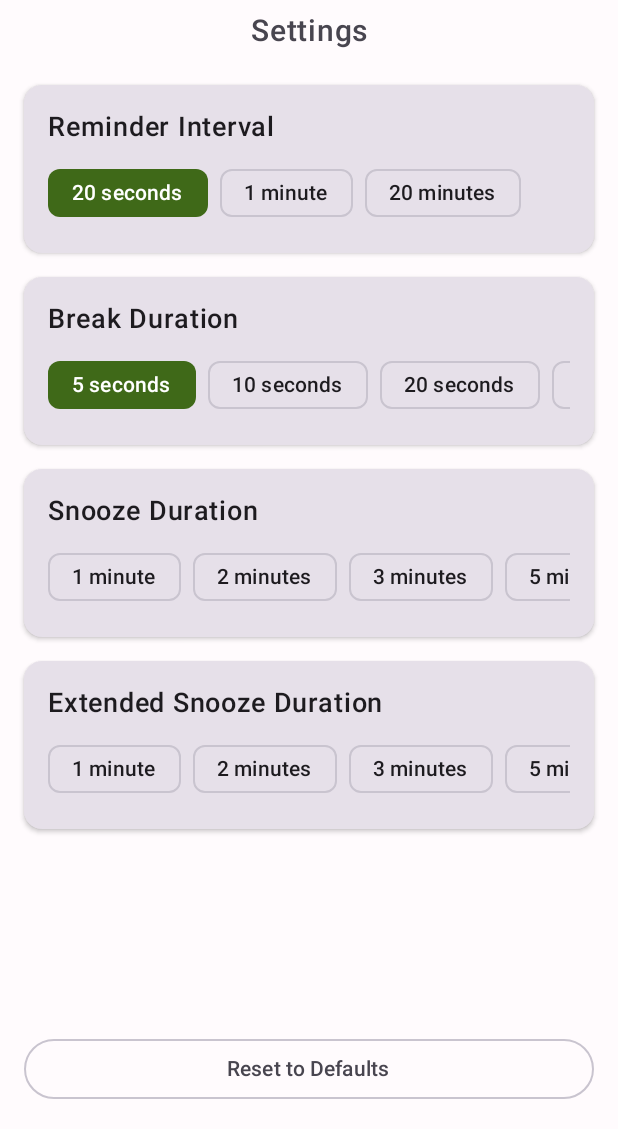
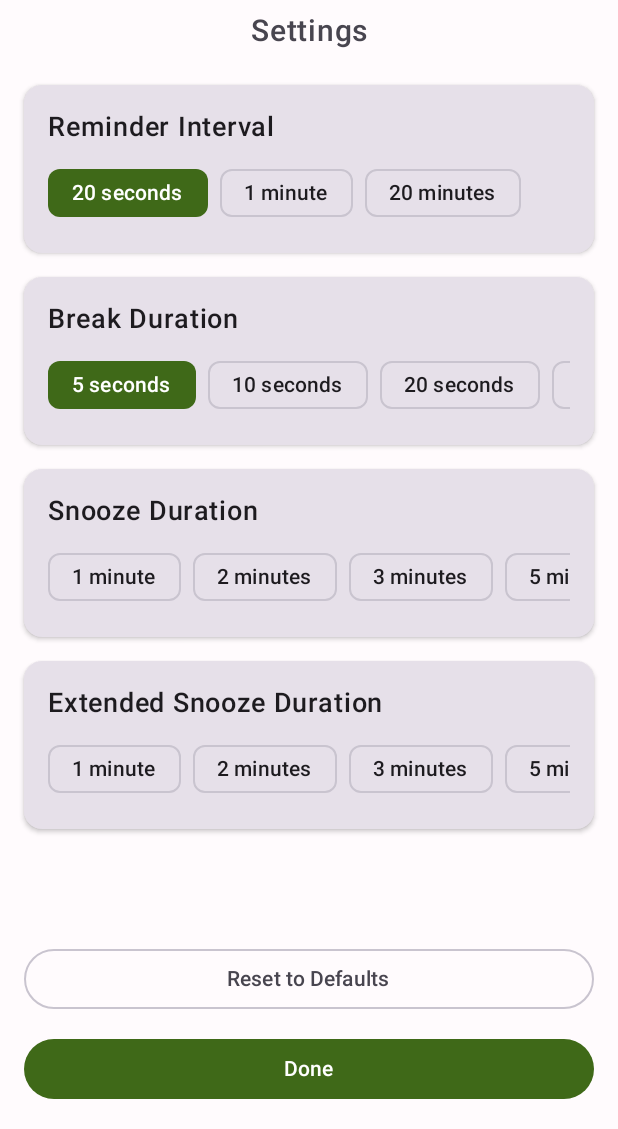
Before and after one commit to sivakar12/EyeRefresh, an Android app built with Jetpack Compose: the SettingsActivity screen opened directly, with no data from a screen before it, on a phone screen of 412 x 824 dp, the part 107-1236 px from its top. Run offline under Robolectric (Android 15) with nearby library versions, the phone set to English and light mode, and no system bars.

Commit message:
Fix issues in settings UI

```diff
--- a/app/src/main/java/com/sivakar/eyerefresh/SettingsActivity.kt
+++ b/app/src/main/java/com/sivakar/eyerefresh/SettingsActivity.kt
@@ -52,6 +52,7 @@ fun SettingsScreen() {
         modifier = Modifier
             .fillMaxSize()
             .padding(16.dp)
+            .windowInsetsPadding(WindowInsets.safeDrawing)
     ) {
         // Header with app title and screen title
         EyeRefreshHeader(
@@ -183,6 +184,16 @@ fun SettingsScreen() {
             modifier = Modifier.fillMaxWidth()
         ) {
             Text("Reset to Defaults")
+        }
+
+        Spacer(modifier = Modifier.height(12.dp))
+
+        // Done button
+        Button(
+            onClick = { (context as? ComponentActivity)?.finish() },
+            modifier = Modifier.fillMaxWidth()
+        ) {
+            Text("Done")
         }
     }
 }
```
